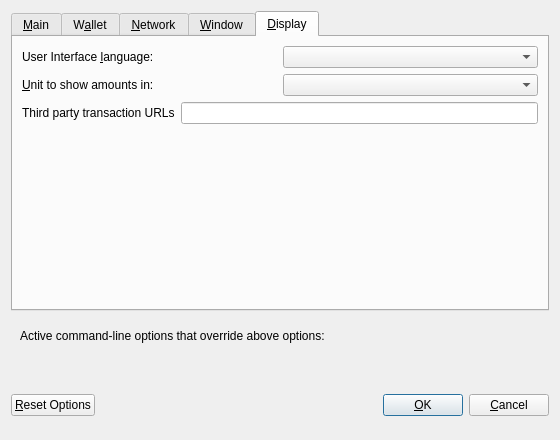
First picture: the form in src/qt/forms/optionsdialog.ui, repository dogecoin/dogecoin, before the edit.
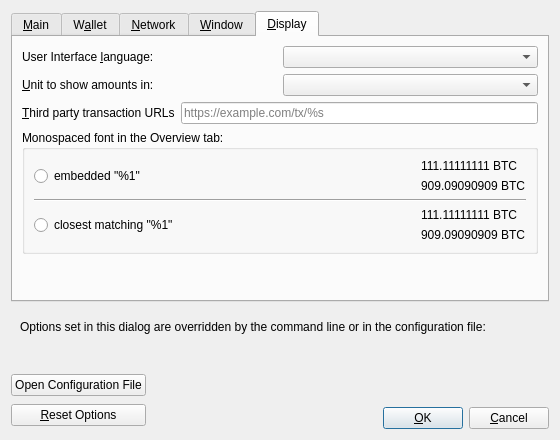
Second picture: the form after the edit. The open tabs and pages were chosen to show the change. Custom widgets are drawn as their Qt base class.

Diff of the .ui file:
```diff
--- a/src/qt/forms/optionsdialog.ui
+++ b/src/qt/forms/optionsdialog.ui
@@ -610,7 +610,7 @@
             <string>Third party URLs (e.g. a block explorer) that appear in the transactions tab as context menu items. %s in the URL is replaced by transaction hash. Multiple URLs are separated by vertical bar |.</string>
            </property>
            <property name="text">
-            <string>Third party transaction URLs</string>
+            <string>&amp;Third party transaction URLs</string>
            </property>
            <property name="buddy">
             <cstring>thirdPartyTxUrls</cstring>
@@ -622,10 +622,113 @@
            <property name="toolTip">
             <string>Third party URLs (e.g. a block explorer) that appear in the transactions tab as context menu items. %s in the URL is replaced by transaction hash. Multiple URLs are separated by vertical bar |.</string>
            </property>
+           <property name="placeholderText">
+            <string notr="true">https://example.com/tx/%s</string>
+           </property>
           </widget>
          </item>
         </layout>
        </item>
+       <item>
+        <widget class="QGroupBox" name="font_groupBox">
+         <property name="title">
+          <string>Monospaced font in the Overview tab:</string>
+         </property>
+         <layout class="QVBoxLayout" name="font_verticalLayout">
+          <item>
+           <layout class="QHBoxLayout" name="embeddedFont_horizontalLayout">
+            <item>
+             <widget class="QRadioButton" name="embeddedFont_radioButton">
+              <property name="text">
+               <string>embedded &quot;%1&quot;</string>
+              </property>
+             </widget>
+            </item>
+            <item>
+             <spacer name="embeddedFont_horizontalSpacer">
+              <property name="orientation">
+               <enum>Qt::Horizontal</enum>
+              </property>
+              <property name="sizeHint" stdset="0">
+               <size>
+                <width>40</width>
+                <height>20</height>
+               </size>
+              </property>
+             </spacer>
+            </item>
+            <item>
+             <layout class="QVBoxLayout" name="embeddedFont_verticalLayout">
+              <item>
+               <widget class="QLabel" name="embeddedFont_label_1">
+                <property name="text">
+                 <string>111.11111111 BTC</string>
+                </property>
+               </widget>
+              </item>
+              <item>
+               <widget class="QLabel" name="embeddedFont_label_9">
+                <property name="text">
+                 <string>909.09090909 BTC</string>
+                </property>
+               </widget>
+              </item>
+             </layout>
+            </item>
+           </layout>
+          </item>
+          <item>
+           <widget class="Line" name="font_line">
+            <property name="orientation">
+             <enum>Qt::Horizontal</enum>
+            </property>
+           </widget>
+          </item>
+          <item>
+           <layout class="QHBoxLayout" name="systemFont_horizontalLayout">
+            <item>
+             <widget class="QRadioButton" name="systemFont_radioButton">
+              <property name="text">
+               <string>closest matching &quot;%1&quot;</string>
+              </property>
+             </widget>
+            </item>
+            <item>
+             <spacer name="systemFont_horizontalSpacer">
+              <property name="orientation">
+               <enum>Qt::Horizontal</enum>
+              </property>
+              <property name="sizeHint" stdset="0">
+               <size>
+                <width>40</width>
+                <height>20</height>
+               </size>
+              </property>
+             </spacer>
+            </item>
+            <item>
+             <layout class="QVBoxLayout" name="systemFont_verticalLayout">
+              <item>
+               <widget class="QLabel" name="systemFont_label_1">
+                <property name="text">
+                 <string>111.11111111 BTC</string>
+                </property>
+               </widget>
+              </item>
+              <item>
+               <widget class="QLabel" name="systemFont_label_9">
+                <property name="text">
+                 <string>909.09090909 BTC</string>
+                </property>
+               </widget>
+              </item>
+             </layout>
+            </item>
+           </layout>
+          </item>
+         </layout>
+        </widget>
+       </item>
        <item>
         <spacer name="verticalSpacer_Display">
          <property name="orientation">
@@ -651,7 +754,7 @@
         <item>
          <widget class="QLabel" name="overriddenByCommandLineInfoLabel">
           <property name="text">
-           <string>Active command-line options that override above options:</string>
+           <string>Options set in this dialog are overridden by the command line or in the configuration file:</string>
           </property>
           <property name="textFormat">
            <enum>Qt::PlainText</enum>
@@ -692,6 +795,21 @@
    <item>
     <layout class="QHBoxLayout" name="horizontalLayout_Buttons">
      <item>
+      <layout class="QVBoxLayout" name="verticalLayout_Buttons">
+       <item>
+        <widget class="QPushButton" name="openBitcoinConfButton">
+         <property name="toolTip">
+          <string>Open the %1 configuration file from the working directory.</string>
+         </property>
+         <property name="text">
+          <string>Open Configuration File</string>
+         </property>
+         <property name="autoDefault">
+          <bool>false</bool>
+         </property>
+        </widget>
+       </item>
+       <item>
       <widget class="QPushButton" name="resetButton">
        <property name="toolTip">
         <string>Reset all client options to default.</string>
@@ -704,6 +822,8 @@
        </property>
       </widget>
      </item>
+      </layout>
+     </item>
      <item>
       <spacer name="horizontalSpacer_1">
        <property name="orientation">
@@ -756,6 +876,23 @@
       </spacer>
      </item>
      <item>
+      <layout class="QVBoxLayout" name="verticalLayout_4">
+       <item>
+        <spacer name="verticalSpacer">
+         <property name="orientation">
+          <enum>Qt::Vertical</enum>
+         </property>
+         <property name="sizeHint" stdset="0">
+          <size>
+           <width>20</width>
+           <height>40</height>
+          </size>
+         </property>
+        </spacer>
+       </item>
+       <item>
+        <layout class="QHBoxLayout" name="horizontalLayout">
+         <item>
       <widget class="QPushButton" name="okButton">
        <property name="text">
         <string>&amp;OK</string>
@@ -781,6 +918,10 @@
     </layout>
    </item>
   </layout>
+     </item>
+    </layout>
+   </item>
+  </layout>
  </widget>
  <customwidgets>
   <customwidget>
```
Left out of the diff: 110 changed lines with no effect on the pictures. Lines whose indentation alone changed are shown as unchanged.
